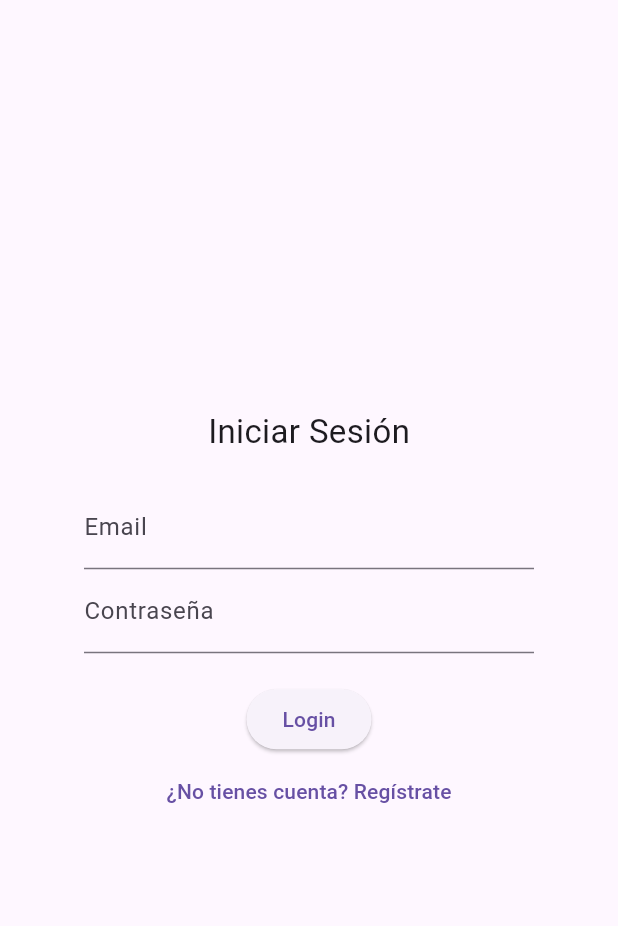
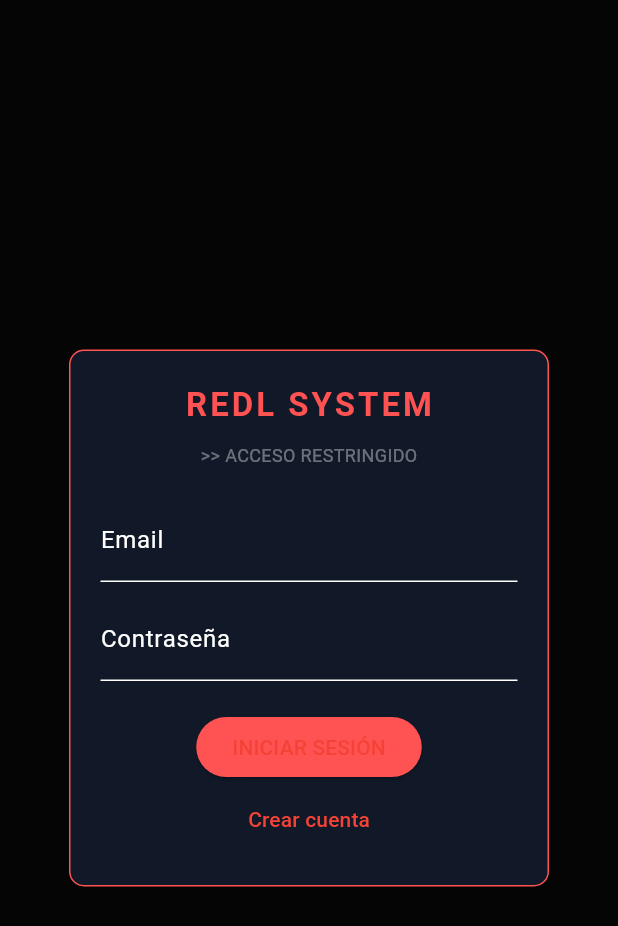
Before and after one commit to jeffersonparedes20/redl, a Flutter app: the screen it shows after launch, on a phone screen of 412 x 824 dp. Shown: the top 926 px of the screen. Run offline on Flutter 3.47's test engine with Material 3 defaults, Android fonts, the phone set to English and light mode, and no system bars; drawn by our look-alikes of animated_background; our stand-ins replace cloud_firestore, firebase_auth, firebase_core; accounts and stored records are empty.

Commit message:
boton logout añadido, fondo animado añadido a la pantalla login

```diff
--- /dev/null
+++ b/lib/features/auth/auth_gate.dart
@@ -0,0 +1,33 @@
+import 'package:flutter/material.dart';
+import 'package:firebase_auth/firebase_auth.dart';
+import '../home/home_page.dart';
+import 'login_page.dart';
+
+/// Decide si mostrar login o home
+class AuthGate extends StatelessWidget {
+  const AuthGate({super.key});
+
+  @override
+  Widget build(BuildContext context) {
+    return StreamBuilder<User?>(
+      stream: FirebaseAuth.instance.authStateChanges(),
+
+      builder: (context, snapshot) {
+        /// Mientras carga
+        if (snapshot.connectionState == ConnectionState.waiting) {
+          return const Scaffold(
+            body: Center(child: CircularProgressIndicator()),
+          );
+        }
+
+        /// Si el usuario está logueado → Home
+        if (snapshot.hasData) {
+          return const HomePage();
+        }
+
+        /// Si no → Login
+        return const LoginPage();
+      },
+    );
+  }
+}
--- a/lib/features/auth/login_page.dart
+++ b/lib/features/auth/login_page.dart
@@ -1,10 +1,7 @@
 import 'package:flutter/material.dart';
+import 'package:animated_background/animated_background.dart';
 import 'auth_service.dart';
 
-/* Pantalla de autenticación
-- Permite a los usuarios registrarse o iniciar sesión con email y contraseña.
-- Utiliza AuthService para interactuar con Firebase Authentication y Firestore.
-*/
 class LoginPage extends StatefulWidget {
   const LoginPage({super.key});
 
@@ -12,51 +9,30 @@ class LoginPage extends StatefulWidget {
   State<LoginPage> createState() => _LoginPageState();
 }
 
-// Estado de la pantalla de login
-class _LoginPageState extends State<LoginPage> {
-  // Controladores para los campos de texto introducidos por el usuario
+// Necesario para animaciones
+class _LoginPageState extends State<LoginPage>
+    with SingleTickerProviderStateMixin {
   final _emailController = TextEditingController();
   final _passwordController = TextEditingController();
-
-  // Instancia del servicio de autenticación
   final AuthService _authService = AuthService();
 
-  //Variable que determina si estamos en modo login o registro
   bool isLogin = true;
 
-  /*
-  Método que gestiona el envío del formulario de login/registro.
-- Obtiene el email y contraseña de los controladores.
-- Llama al método correspondiente de AuthService
-  */
+  /// Método de login / registro
   Future<void> _submit() async {
-    //Se eliminan espacios en blanco al inicio y final de los campos
     final email = _emailController.text.trim();
     final password = _passwordController.text.trim();
 
     try {
-      /*
-      Según el estado de isLogin:
-      -true → se intenta iniciar sesión
-      -false → se intenta registrar usuario
-       */
       if (isLogin) {
         await _authService.login(email, password);
       } else {
         await _authService.register(email, password);
       }
-
-      /*
-        No se realiza navegación manual aquí.
-        La redirección se gestiona automáticamente mediante
-        el AuthWrapper que escucha authStateChanges().
-      */
     } catch (e) {
-      // Verificación de seguridad tras operación asíncrona
-      // Evita usar context si el widget fue desmontado
       if (!mounted) return;
 
-      // En caso de error, se muestra un mensaje al usuario
+      // En caso de error, mostramos un SnackBar con el mensaje
       ScaffoldMessenger.of(
         context,
       ).showSnackBar(SnackBar(content: Text("Error: $e")));
@@ -66,54 +42,107 @@ class _LoginPageState extends State<LoginPage> {
   @override
   Widget build(BuildContext context) {
     return Scaffold(
-      body: Center(
-        // Centra el contenido en la pantalla
-        child: SizedBox(
-          width: 300, // limita el ancho en version web
+      body: AnimatedBackground(
+        vsync: this,
+
+        // Partículas estilo infección
+        behaviour: RandomParticleBehaviour(
+          options: const ParticleOptions(
+            baseColor: Colors.redAccent,
+            spawnMinSpeed: 20,
+            spawnMaxSpeed: 50,
+            spawnMinRadius: 3,
+            spawnMaxRadius: 6,
+            particleCount: 80,
+          ),
+        ),
+
+        child: Stack(
+          children: [
+            /// 🌑 Capa oscura para contraste
+            Positioned.fill(
+              child: Container(color: Colors.black.withValues(alpha: 0.6)),
+            ),
+
+            /// 🧩 Panel de login
+            Center(
+              child: Container(
+                width: 320,
+                padding: const EdgeInsets.all(20),
+
+                decoration: BoxDecoration(
+                  color: const Color(0xFF111827),
+                  border: Border.all(color: Colors.redAccent),
+                  borderRadius: BorderRadius.circular(10),
+                ),
+
                 child: Column(
-            mainAxisAlignment: MainAxisAlignment.center, //centra verticalmente
+                  mainAxisSize: MainAxisSize.min,
                   children: [
-              // Título dinámico según el modo actual
-              Text(
-                isLogin ? "Iniciar Sesión" : "Registrarse",
-                style: const TextStyle(fontSize: 22),
+                    // Título
+                    const Text(
+                      "REDL SYSTEM",
+                      style: TextStyle(
+                        fontSize: 22,
+                        color: Colors.redAccent,
+                        fontWeight: FontWeight.bold,
+                        letterSpacing: 2,
                       ),
+                    ),
+
+                    const SizedBox(height: 10),
+
+                    const Text(
+                      ">> ACCESO RESTRINGIDO",
+                      style: TextStyle(color: Colors.white38, fontSize: 12),
+                    ),
+
                     const SizedBox(height: 20),
 
-              //Campo de contraseña con ocultación de texto
+                    // Email
                     TextField(
                       controller: _emailController,
                       decoration: const InputDecoration(labelText: "Email"),
                     ),
+
+                    const SizedBox(height: 10),
+
+                    //Password
                     TextField(
                       controller: _passwordController,
-                decoration: const InputDecoration(labelText: "Contraseña"),
+                      decoration: const InputDecoration(
+                        labelText: "Contraseña",
+                      ),
                       obscureText: true,
                     ),
+
                     const SizedBox(height: 20),
 
-              //Botón principal que ejecuta la función de envío
+                    // Botón principal
                     ElevatedButton(
+                      style: ElevatedButton.styleFrom(
+                        backgroundColor: Colors.redAccent,
+                      ),
                       onPressed: _submit,
-                child: Text(isLogin ? "Login" : "Register"),
-              ), // Botón secundario para cambiar entre modos
+                      child: Text(isLogin ? "INICIAR SESIÓN" : "REGISTRARSE"),
+                    ),
+
+                    // Cambiar modo
                     TextButton(
                       onPressed: () {
-                  // Cambia entre modo login y registro
                         setState(() {
                           isLogin = !isLogin;
                         });
                       },
-                child: Text(
-                  isLogin
-                      ? "¿No tienes cuenta? Regístrate"
-                      : "¿Ya tienes cuenta? Inicia sesión",
+                      child: Text(isLogin ? "Crear cuenta" : "Ya tengo cuenta"),
+                    ),
+                  ],
+                ),
               ),
             ),
           ],
         ),
       ),
-      ),
     );
   }
 }
--- a/lib/main.dart
+++ b/lib/main.dart
@@ -1,75 +1,57 @@
 import 'package:flutter/material.dart';
 import 'package:firebase_core/firebase_core.dart';
 import 'firebase_options.dart';
-import 'features/auth/login_page.dart';
-import 'package:firebase_auth/firebase_auth.dart';
-import 'features/home/home_page.dart';
+import 'features/auth/auth_gate.dart';
 
 void main() async {
-  // Necesario antes de usar código async en main
   WidgetsFlutterBinding.ensureInitialized();
 
-  // Inicializa Firebase con la configuración generada
+  /// Inicializamos Firebase con la configuración generada
   await Firebase.initializeApp(options: DefaultFirebaseOptions.currentPlatform);
 
-  // Ejecuta la aplicación
   runApp(const MyApp());
 }
 
-// Página de prueba para verificar conexión con Firebase
+/// Widget principal de la aplicación
 class MyApp extends StatelessWidget {
   const MyApp({super.key});
 
   @override
   Widget build(BuildContext context) {
-    return const MaterialApp(
+    return MaterialApp(
+      title: 'REDL',
+
+      /// Quitamos el banner de debug
       debugShowCheckedModeBanner: false,
-      home: AuthWrapper(),
+
+      /// Tema global estilo survival
+      theme: ThemeData(
+        brightness: Brightness.dark,
+
+        /// Fondo oscuro
+        scaffoldBackgroundColor: const Color(0xFF0D0D0D),
+
+        /// Color principal (rojo)
+        primaryColor: Colors.red,
+
+        /// Colores secundarios
+        colorScheme: const ColorScheme.dark(
+          primary: Colors.red,
+          secondary: Colors.green,
+        ),
+
+        /// AppBar estilo oscuro
+        appBarTheme: const AppBarTheme(
+          backgroundColor: Colors.black,
+          elevation: 0,
+        ),
+
+        /// Texto por defecto
+        textTheme: const TextTheme(bodyMedium: TextStyle(color: Colors.white)),
+      ),
+
+      /// Punto de entrada de la app (login o home)
+      home: const AuthGate(),
     );
   }
 }
-
-// Widget que decide qué pantalla mostrar según el estado de autenticación
-class AuthWrapper extends StatelessWidget {
-  const AuthWrapper({super.key});
-
-  @override
-  Widget build(BuildContext context) {
-    return StreamBuilder<User?>(
-      stream: FirebaseAuth.instance.authStateChanges(),
-      builder: (context, snapshot) {
-        // Mientras se comprueba el estado
-        if (snapshot.connectionState == ConnectionState.waiting) {
-          return const Scaffold(
-            body: Center(child: CircularProgressIndicator()),
-          );
-        }
-
-        // Si hay usuario logueado
-        if (snapshot.hasData) {
-          return const HomePage();
-        }
-
-        // Si no hay usuario
-        return const LoginPage();
-      },
-    );
-  }
-}
-
-// Página de prueba para verificar conexión con Firebase
-class FirebaseTestPage extends StatelessWidget {
-  const FirebaseTestPage({super.key});
-
-  @override
-  Widget build(BuildContext context) {
-    return const Scaffold(
-      body: Center(
-        child: Text(
-          "REDL conectado a Firebase 🔥",
-          style: TextStyle(fontSize: 22),
-        ),
-      ),
-    );
-  }
-}
--- a/pubspec.yaml
+++ b/pubspec.yaml
@@ -11,9 +11,12 @@ dependencies:
   flutter:
     sdk: flutter
 
+
   firebase_core: ^2.27.0
   firebase_auth: ^4.17.0
   cloud_firestore: ^4.15.0
+
+  animated_background: ^2.0.0
 
   cupertino_icons: ^1.0.2
 
```
Also changed, not shown: lib/features/home/home_page.dart (+35 -5 lines), lib/features/profile/profile_page.dart (added, +95 -0 lines), pubspec.lock. Lines whose indentation alone changed are shown as unchanged.
